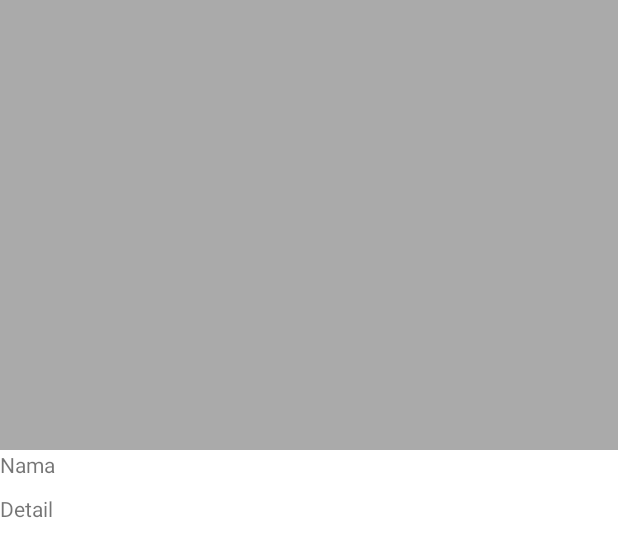
After one commit to Fozimat/WisataPinang, an Android app: the layout activity_detail.xml on its own in the app's theme, with its tools: preview values and no code run, on a phone screen of 412 x 824 dp. The commit adds this screen. Shown: the top 557 px of the screen. Run offline under Robolectric (Android 15) with nearby library versions, the phone set to English and light mode, and no system bars.

Commit message:
add detail

```diff
--- /dev/null
+++ b/app/src/main/res/drawable/ic_person.xml
@@ -0,0 +1,5 @@
+<vector android:height="24dp" android:tint="#FFFFFF"
+    android:viewportHeight="24" android:viewportWidth="24"
+    android:width="24dp" xmlns:android="http://schemas.android.com/apk/res/android">
+    <path android:fillColor="@android:color/white" android:pathData="M12,12c2.21,0 4,-1.79 4,-4s-1.79,-4 -4,-4 -4,1.79 -4,4 1.79,4 4,4zM12,14c-2.67,0 -8,1.34 -8,4v2h16v-2c0,-2.66 -5.33,-4 -8,-4z"/>
+</vector>
--- /dev/null
+++ b/app/src/main/res/layout/activity_detail.xml
@@ -0,0 +1,34 @@
+<?xml version="1.0" encoding="utf-8"?>
+<LinearLayout xmlns:android="http://schemas.android.com/apk/res/android"
+    xmlns:tools="http://schemas.android.com/tools"
+    android:layout_width="match_parent"
+    android:layout_height="match_parent"
+    tools:context=".DetailActivity"
+    android:orientation="vertical">
+
+    <FrameLayout
+        android:layout_width="match_parent"
+        android:layout_height="wrap_content">
+
+        <ImageView
+            android:id="@+id/tv_photo"
+            android:layout_width="match_parent"
+            android:layout_height="300dp"
+            android:adjustViewBounds="true"
+            android:scaleType="fitXY"
+            tools:src="@android:color/darker_gray"/>
+    </FrameLayout>
+
+    <TextView
+        android:id="@+id/tv_name"
+        android:layout_width="match_parent"
+        android:layout_height="wrap_content"
+        android:layout_marginBottom="10dp"
+        android:text="Nama" />
+
+    <TextView
+        android:id="@+id/tv_detail"
+        android:layout_width="match_parent"
+        android:layout_height="wrap_content"
+        android:text="Detail" />
+</LinearLayout>
```
Also changed, not shown: app/src/main/AndroidManifest.xml (+6 -4 lines), app/src/main/java/com/fozimat/wisatapinang/AboutActivity.kt (added, +11 -0 lines), app/src/main/java/com/fozimat/wisatapinang/DetailActivity.kt (added, +38 -0 lines), app/src/main/java/com/fozimat/wisatapinang/ListWisataAdapter.kt (+34 -0 lines), app/src/main/java/com/fozimat/wisatapinang/MainActivity.kt (+29 -0 lines), app/src/main/res/layout/activity_about.xml (added, +22 -0 lines), app/src/main/res/layout/item_row_wisata.xml (+19 -0 lines), app/src/main/res/menu/menu_main.xml (added, +10 -0 lines).
